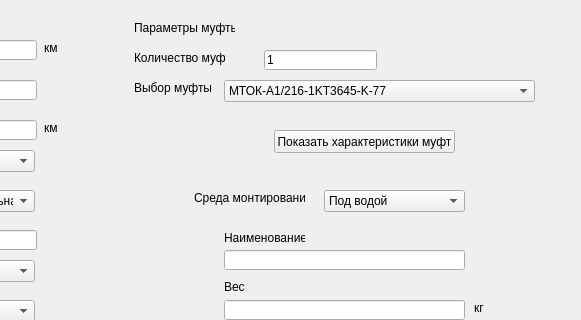
This is GUI/get_result.ui in Scykorr/dmitriev_community_map as Qt 5 draws it before an edit; both pictures show x 286 to 867 and y 0 to 320 of the 867 by 451 pixel window. The edited form follows.
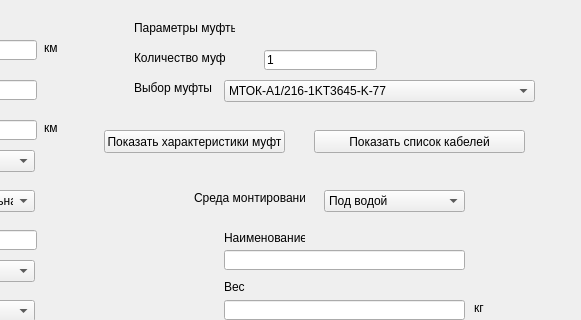
This is the edited form.

Commit message: add cabels list form and fix docx file with data

What changed in the file:
```diff
--- a/GUI/get_result.ui
+++ b/GUI/get_result.ui
@@ -404,7 +404,7 @@
   <widget class="QPushButton" name="pushButton_get_muft_list">
    <property name="geometry">
     <rect>
-     <x>560</x>
+     <x>390</x>
      <y>130</y>
      <width>181</width>
      <height>23</height>
@@ -532,6 +532,19 @@
     <string>рублей</string>
    </property>
   </widget>
+  <widget class="QPushButton" name="pushButton_get_cables_list">
+   <property name="geometry">
+    <rect>
+     <x>600</x>
+     <y>130</y>
+     <width>211</width>
+     <height>23</height>
+    </rect>
+   </property>
+   <property name="text">
+    <string>Показать список кабелей</string>
+   </property>
+  </widget>
  </widget>
  <resources/>
  <connections/>
```
The commit also changes 6 other files.
